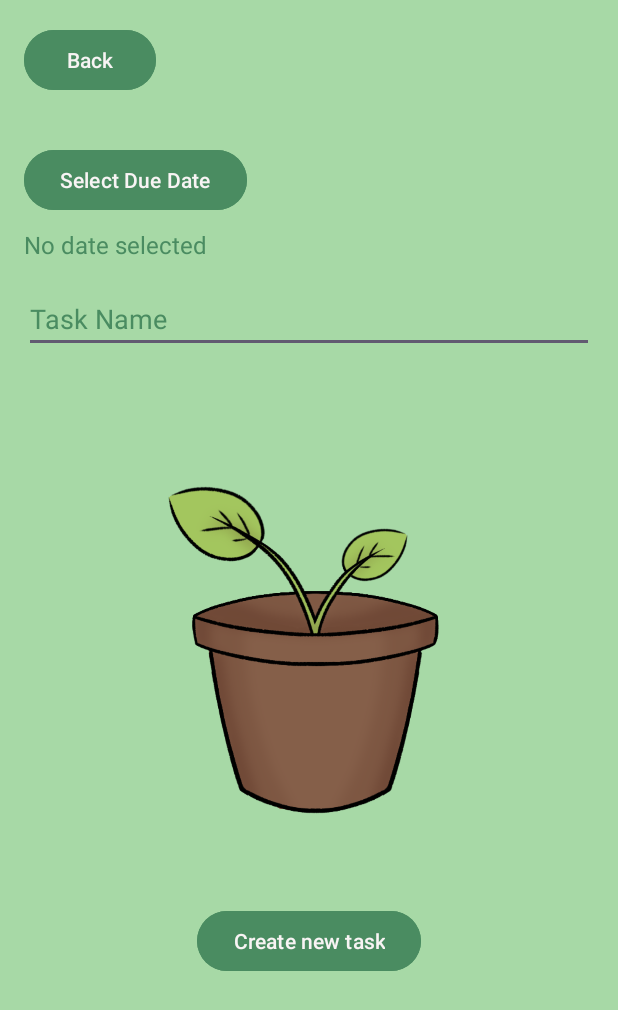
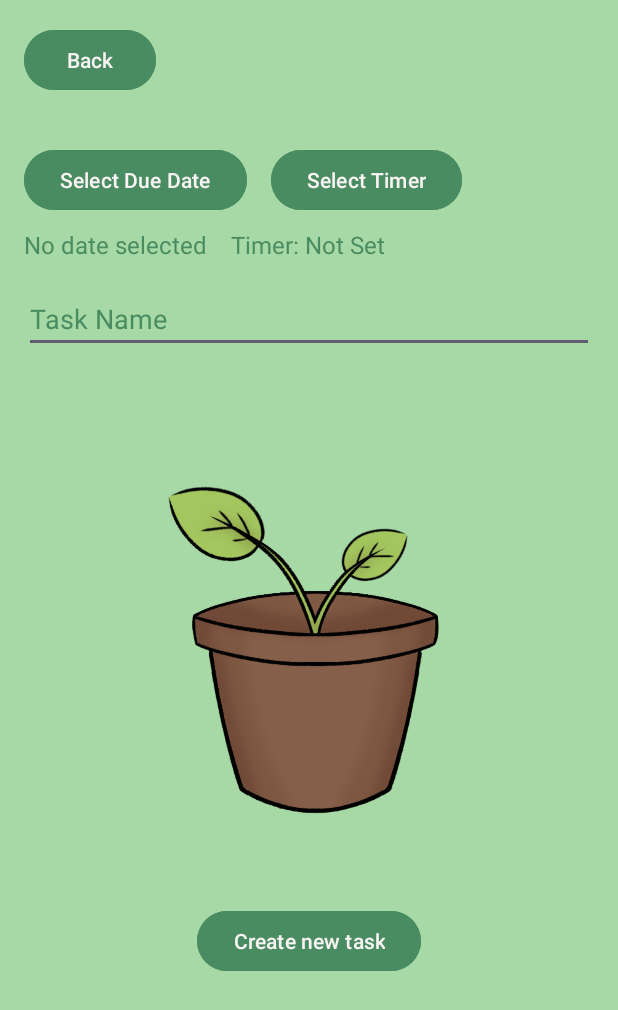
Before and after one commit to MajdDev23/CS2063_Project_Team6, an Android app: the CreateTaskActivity screen opened directly, with no data from a screen before it, on a phone screen of 412 x 824 dp. Shown: the top 1010 px of the screen. Run offline under Robolectric (Android 15) with nearby library versions, the light colour scheme and no system bars.

Commit message:
Added timer

```diff
--- a/PlantPal2/app/src/main/res/layout/create_task.xml
+++ b/PlantPal2/app/src/main/res/layout/create_task.xml
@@ -13,38 +13,74 @@
         android:layout_margin="16dp"
         android:backgroundTint="#4A8C61"
         android:text="Back"
-        android:textColor="#F8F4F4"/>
+        android:textColor="#F8F4F4" />
+
+    <!-- Buttons Row: Due Date and Timer -->
+    <LinearLayout
+        android:id="@+id/date_timer_buttons"
+        android:layout_width="wrap_content"
+        android:layout_height="wrap_content"
+        android:layout_below="@id/home_btn"
+        android:layout_marginStart="16dp"
+        android:layout_marginTop="16dp"
+        android:orientation="horizontal">
 
         <!-- Due Date Button -->
         <Button
             android:id="@+id/select_due_date_btn"
             android:layout_width="wrap_content"
             android:layout_height="wrap_content"
-        android:layout_below="@id/home_btn"
-        android:layout_marginStart="16dp"
-        android:layout_marginTop="16dp"
             android:backgroundTint="#4A8C61"
             android:text="Select Due Date"
             android:textColor="#F8F4F4" />
+
+        <!-- Timer Button -->
+        <Button
+            android:id="@+id/select_timer_btn"
+            android:layout_width="wrap_content"
+            android:layout_height="wrap_content"
+            android:layout_marginStart="16dp"
+            android:backgroundTint="#4A8C61"
+            android:text="Select Timer"
+            android:textColor="#F8F4F4" />
+    </LinearLayout>
+
+    <!-- Text Row: Due Date and Timer -->
+    <LinearLayout
+        android:id="@+id/date_timer_texts"
+        android:layout_width="wrap_content"
+        android:layout_height="wrap_content"
+        android:layout_below="@id/date_timer_buttons"
+        android:layout_marginStart="16dp"
+        android:layout_marginTop="8dp"
+        android:orientation="horizontal">
 
         <!-- Due Date Display -->
         <TextView
             android:id="@+id/due_date_display"
             android:layout_width="wrap_content"
             android:layout_height="wrap_content"
-        android:layout_below="@id/select_due_date_btn"
-        android:layout_marginStart="16dp"
-        android:layout_marginTop="8dp"
             android:text="No date selected"
             android:textSize="16sp"
             android:textColor="#4A8C61" />
+
+        <!-- Timer Display -->
+        <TextView
+            android:id="@+id/timer_display"
+            android:layout_width="wrap_content"
+            android:layout_height="wrap_content"
+            android:layout_marginStart="16dp"
+            android:text="Timer: Not Set"
+            android:textSize="16sp"
+            android:textColor="#4A8C61" />
+    </LinearLayout>
 
     <!-- Task Name Input -->
     <EditText
         android:id="@+id/task_name_text"
         android:layout_width="match_parent"
         android:layout_height="wrap_content"
-        android:layout_below="@id/due_date_display"
+        android:layout_below="@id/date_timer_texts"
         android:layout_margin="16dp"
         android:hint="Task Name"
         android:textColor="#4A8C61"
```
Also changed, not shown: PlantPal2/app/src/main/java/ca/unb/mobiledev/plantpal/CreateTaskActivity.kt (+27 -1 lines). Lines whose indentation alone changed are shown as unchanged.
